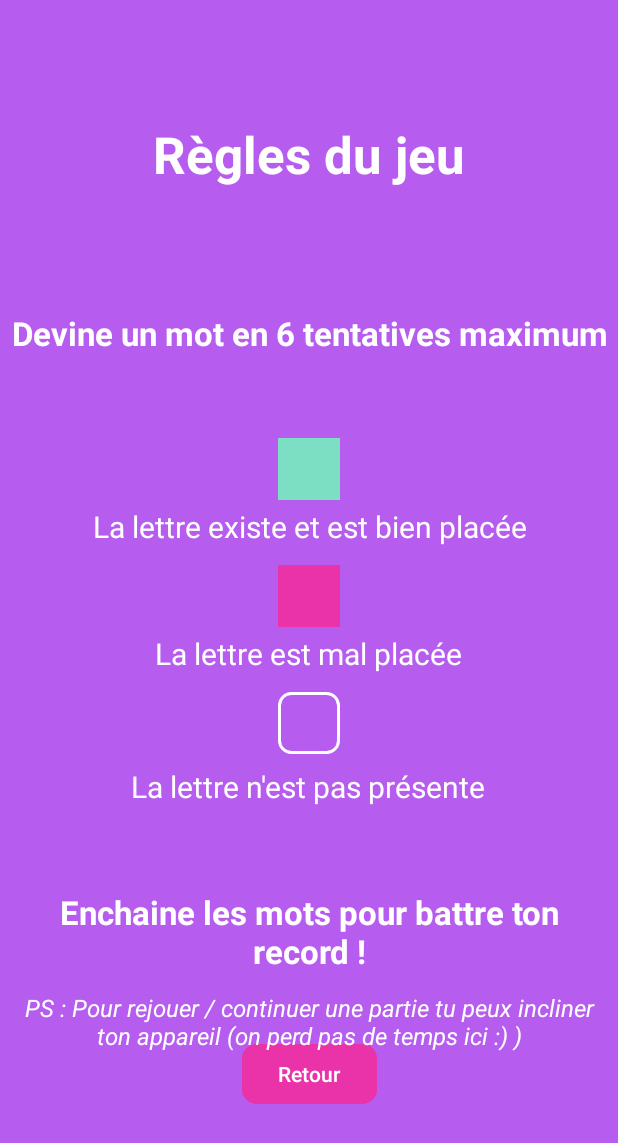
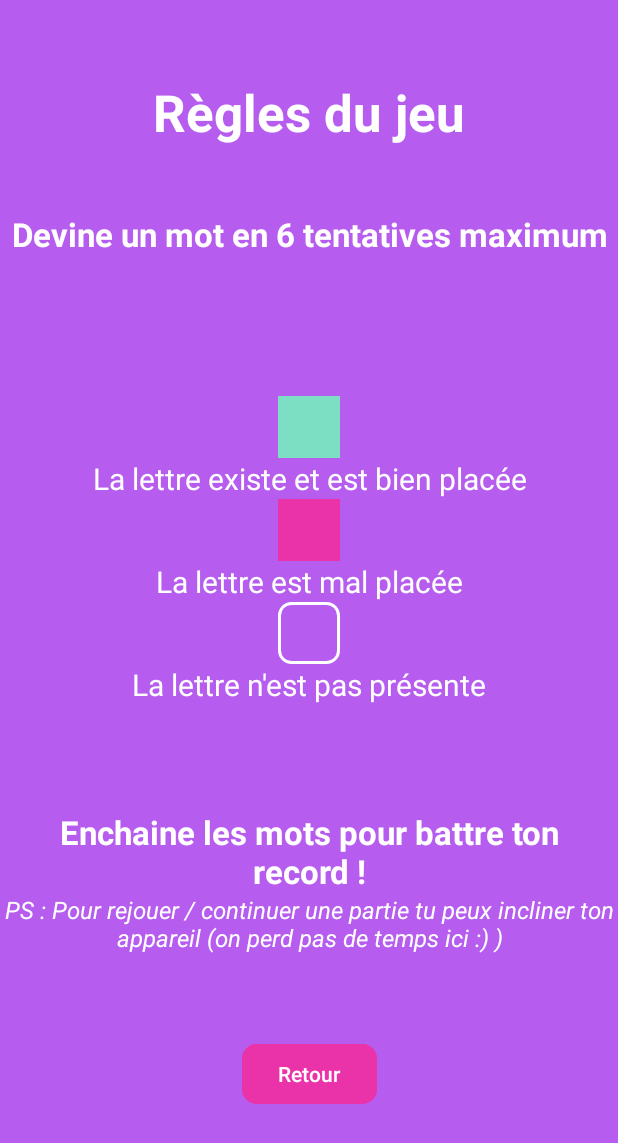
Before and after one commit to 2Axelle9/jeu-Mot-A-Mot, an Android app: the RulesActivity screen opened directly, with no data from a screen before it, on a phone screen of 412 x 824 dp. Shown: the top 1143 px of the screen. Run offline under Robolectric (Android 15) with nearby library versions, the phone set to English and light mode, and no system bars.

Commit message:
modification responsive règle du jeux (constraint layout)

```diff
--- a/app/src/main/res/layout/activity_rules.xml
+++ b/app/src/main/res/layout/activity_rules.xml
@@ -12,7 +12,7 @@
         android:id="@+id/tvRulesTitle"
         android:layout_width="wrap_content"
         android:layout_height="wrap_content"
-        android:layout_marginTop="80dp"
+        android:layout_marginTop="52dp"
         android:text="@string/rulesTitle"
         android:textColor="@color/dark_color"
         android:textSize="34sp"
@@ -34,15 +34,15 @@
         app:layout_constraintEnd_toEndOf="parent"
         app:layout_constraintStart_toStartOf="parent" />
 
-    <LinearLayout
-        android:layout_width="wrap_content"
-        android:layout_height="594dp"
-        android:layout_marginTop="32dp"
-        android:gravity="center"
-        android:orientation="vertical"
+    <androidx.constraintlayout.widget.ConstraintLayout
+        android:layout_width="match_parent"
+        android:layout_height="wrap_content"
+        android:layout_marginTop="8dp"
+        app:layout_constraintBottom_toTopOf="@+id/btnBackRules"
         app:layout_constraintEnd_toEndOf="parent"
         app:layout_constraintStart_toStartOf="parent"
-        app:layout_constraintTop_toBottomOf="@+id/tvRulesTitle">
+        app:layout_constraintTop_toBottomOf="@+id/tvRulesTitle"
+        app:layout_constraintVertical_bias="0.39">
 
         <TextView
             android:id="@+id/tvRulesGoal"
@@ -53,85 +53,118 @@
             android:textAlignment="center"
             android:textColor="@color/dark_color"
             android:textSize="22sp"
-            android:textStyle="bold" />
+            android:textStyle="bold"
+            app:layout_constraintEnd_toEndOf="parent"
+            app:layout_constraintStart_toStartOf="parent"
+            app:layout_constraintTop_toTopOf="parent" />
+
+        <androidx.constraintlayout.widget.ConstraintLayout
+            android:id="@+id/constraintLayout2"
+            android:layout_width="match_parent"
+            android:layout_height="wrap_content"
+            android:layout_marginTop="93dp"
+            android:layout_marginBottom="70dp"
+            app:layout_constraintBottom_toTopOf="@+id/tvRulesMotivation"
+            app:layout_constraintEnd_toEndOf="parent"
+            app:layout_constraintHorizontal_bias="0.0"
+            app:layout_constraintStart_toStartOf="parent"
+            app:layout_constraintTop_toBottomOf="@+id/tvRulesGoal"
+            app:layout_constraintVertical_bias="1.0">
 
             <TextView
                 android:id="@+id/tvColorCorrect"
                 android:layout_width="41dp"
                 android:layout_height="41dp"
-            android:layout_marginTop="55dp"
                 android:background="@color/correct"
-            android:text="        " />
+                android:text="        "
+                app:layout_constraintEnd_toEndOf="parent"
+                app:layout_constraintStart_toStartOf="parent"
+                app:layout_constraintTop_toTopOf="parent" />
 
             <TextView
                 android:id="@+id/tvRulesCorrect"
                 android:layout_width="wrap_content"
                 android:layout_height="wrap_content"
-            android:layout_marginTop="4dp"
                 android:text="@string/rules_correct"
                 android:textAlignment="center"
                 android:textColor="@color/dark_color"
-            android:textSize="20sp" />
+                android:textSize="20sp"
+                app:layout_constraintEnd_toEndOf="parent"
+                app:layout_constraintStart_toStartOf="parent"
+                app:layout_constraintTop_toBottomOf="@+id/tvColorCorrect" />
 
             <TextView
                 android:id="@+id/tvColorPresent"
                 android:layout_width="41dp"
                 android:layout_height="41dp"
-            android:layout_marginTop="12dp"
                 android:background="@color/present"
-            android:text="        " />
+                android:text="        "
+                app:layout_constraintEnd_toEndOf="parent"
+                app:layout_constraintStart_toStartOf="parent"
+                app:layout_constraintTop_toBottomOf="@+id/tvRulesCorrect" />
 
             <TextView
                 android:id="@+id/tvRulesPresent"
                 android:layout_width="wrap_content"
                 android:layout_height="wrap_content"
-            android:layout_marginTop="4dp"
                 android:text="@string/rules_present"
                 android:textAlignment="center"
                 android:textColor="@color/dark_color"
-            android:textSize="20sp" />
+                android:textSize="20sp"
+                app:layout_constraintEnd_toEndOf="parent"
+                app:layout_constraintStart_toStartOf="parent"
+                app:layout_constraintTop_toBottomOf="@+id/tvColorPresent" />
 
             <TextView
                 android:id="@+id/tvColorAbsent"
                 android:layout_width="41dp"
                 android:layout_height="41dp"
-            android:layout_marginTop="12dp"
                 android:background="@drawable/border"
-            android:text="        " />
+                android:text="        "
+                app:layout_constraintEnd_toEndOf="parent"
+                app:layout_constraintStart_toStartOf="parent"
+                app:layout_constraintTop_toBottomOf="@+id/tvRulesPresent" />
 
             <TextView
                 android:id="@+id/tvRulesAbsent"
                 android:layout_width="294dp"
                 android:layout_height="wrap_content"
-            android:layout_marginTop="8dp"
                 android:text="@string/rules_absent"
                 android:textAlignment="center"
                 android:textColor="@color/dark_color"
-            android:textSize="20sp" />
+                android:textSize="20sp"
+                app:layout_constraintEnd_toEndOf="parent"
+                app:layout_constraintStart_toStartOf="parent"
+                app:layout_constraintTop_toBottomOf="@+id/tvColorAbsent" />
+
+        </androidx.constraintlayout.widget.ConstraintLayout>
 
         <TextView
             android:id="@+id/tvRulesMotivation"
             android:layout_width="wrap_content"
             android:layout_height="wrap_content"
-            android:layout_marginTop="55dp"
             android:text="@string/rules_motivation"
             android:textAlignment="center"
             android:textColor="@color/dark_color"
             android:textSize="22sp"
-            android:textStyle="bold" />
+            android:textStyle="bold"
+            app:layout_constraintBottom_toTopOf="@+id/tvRulesPS"
+            app:layout_constraintEnd_toEndOf="parent"
+            app:layout_constraintStart_toStartOf="parent" />
 
         <TextView
             android:id="@+id/tvRulesPS"
             android:layout_width="wrap_content"
-            android:layout_height="40dp"
-            android:layout_marginLeft="12dp"
-            android:layout_marginTop="12dp"
-            android:layout_marginRight="12dp"
+            android:layout_height="wrap_content"
             android:text="@string/rules_ps"
             android:textAlignment="center"
             android:textColor="@color/dark_color"
             android:textSize="16sp"
-            android:textStyle="italic" />
-    </LinearLayout>
+            android:textStyle="italic"
+            app:layout_constraintBottom_toBottomOf="parent"
+            app:layout_constraintEnd_toEndOf="parent"
+            app:layout_constraintStart_toStartOf="parent" />
 
     </androidx.constraintlayout.widget.ConstraintLayout>
+
+</androidx.constraintlayout.widget.ConstraintLayout>
```
Lines whose indentation alone changed are shown as unchanged.
